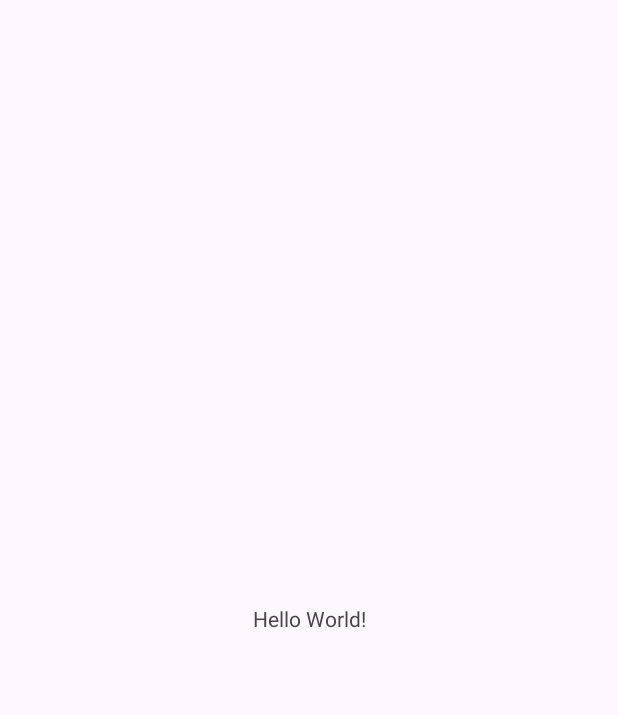
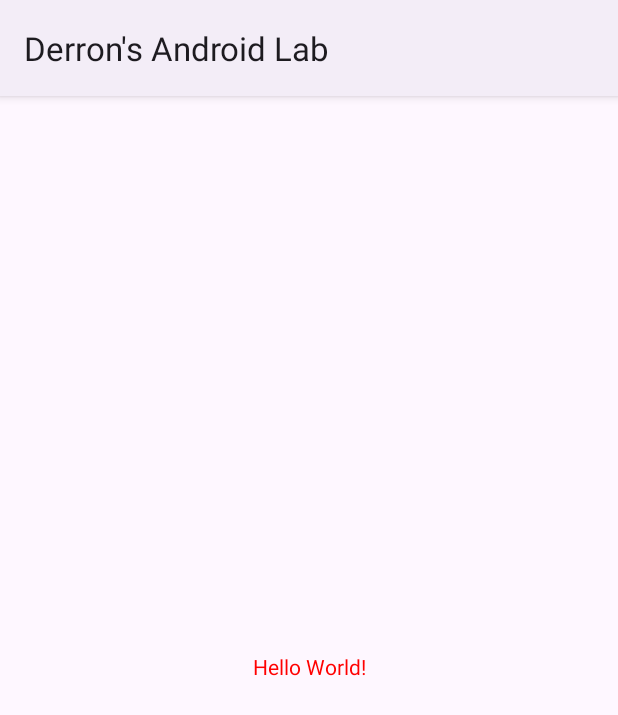
Before and after one commit to derrondinh/Derrons_Android_Lab, an Android app: the screen it shows after launch (MainActivity), on a phone screen of 412 x 824 dp. Before the commit the part shown is almost empty. Shown: the top 715 px of the screen. Run offline under Robolectric (Android 15) with nearby library versions, the phone set to English and light mode, and no system bars.

Commit message:
Second Commit: Changed the icon and app colours

```diff
--- a/app/src/main/AndroidManifest.xml
+++ b/app/src/main/AndroidManifest.xml
@@ -6,9 +6,8 @@
         android:allowBackup="true"
         android:dataExtractionRules="@xml/data_extraction_rules"
         android:fullBackupContent="@xml/backup_rules"
-        android:icon="@mipmap/ic_launcher"
+        android:icon="@drawable/app_icon"
         android:label="@string/app_name"
-        android:roundIcon="@mipmap/ic_launcher_round"
         android:supportsRtl="true"
         android:theme="@style/Theme.DerronsAndroidLab"
         tools:targetApi="31">
--- a/app/src/main/res/mipmap-anydpi-v26/ic_launcher.xml
+++ /dev/null
@@ -1,6 +0,0 @@
-<?xml version="1.0" encoding="utf-8"?>
-<adaptive-icon xmlns:android="http://schemas.android.com/apk/res/android">
-    <background android:drawable="@drawable/ic_launcher_background" />
-    <foreground android:drawable="@drawable/ic_launcher_foreground" />
-    <monochrome android:drawable="@drawable/ic_launcher_foreground" />
-</adaptive-icon>
--- a/app/src/main/res/mipmap-anydpi-v26/ic_launcher_round.xml
+++ /dev/null
@@ -1,6 +0,0 @@
-<?xml version="1.0" encoding="utf-8"?>
-<adaptive-icon xmlns:android="http://schemas.android.com/apk/res/android">
-    <background android:drawable="@drawable/ic_launcher_background" />
-    <foreground android:drawable="@drawable/ic_launcher_foreground" />
-    <monochrome android:drawable="@drawable/ic_launcher_foreground" />
-</adaptive-icon>
--- a/app/src/main/res/values-night/themes.xml
+++ b/app/src/main/res/values-night/themes.xml
@@ -3,5 +3,11 @@
     <style name="Base.Theme.DerronsAndroidLab" parent="Theme.Material3.DayNight.NoActionBar">
         <!-- Customize your dark theme here. -->
         <!-- <item name="colorPrimary">@color/my_dark_primary</item> -->
+        <!-- Primary Brand Color -->
+        <item name="colorPrimary">#FA8A00</item>
+        <!-- Secondary Brand Color -->
+        <item name="colorSecondary">@color/my_secondary</item>
+        <!-- Status Bar Color -->
+        <item name="android:statusBarColor">@color/my_statusbar</item>
     </style>
 </resources>
--- a/app/src/main/res/values/colors.xml
+++ b/app/src/main/res/values/colors.xml
@@ -1,5 +1,10 @@
 <?xml version="1.0" encoding="utf-8"?>
 <resources>
+    <color name="my_primary">#FF5722</color>
+    <color name="my_secondary">#00BCD4</color>
+    <color name="my_statusbar">#F44336</color>
+    <color name="my_text">#FF0000</color>
+
     <color name="black">#FF000000</color>
     <color name="white">#FFFFFFFF</color>
 </resources>
--- a/app/src/main/res/values/themes.xml
+++ b/app/src/main/res/values/themes.xml
@@ -1,8 +1,16 @@
 <resources xmlns:tools="http://schemas.android.com/tools">
     <!-- Base application theme. -->
-    <style name="Base.Theme.DerronsAndroidLab" parent="Theme.Material3.DayNight.NoActionBar">
+    <style name="Base.Theme.DerronsAndroidLab" parent="Theme.Material3.DayNight">
         <!-- Customize your light theme here. -->
         <!-- <item name="colorPrimary">@color/my_light_primary</item> -->
+        <!-- Primary Brand Color -->
+        <item name="colorPrimary">#FA8A00</item>
+        <!-- Secondary Brand Color -->
+        <item name="colorSecondary">@color/my_secondary</item>
+        <!-- Status Bar Color -->
+        <item name="android:statusBarColor">@color/my_statusbar</item>
+        <!-- Customize Your Theme Here -->
+        <item name="android:textColor">@color/my_text</item>
     </style>
 
     <style name="Theme.DerronsAndroidLab" parent="Base.Theme.DerronsAndroidLab" />
```
Also changed, not shown: app/src/main/res/drawable-v24/ic_launcher_foreground.xml (deleted, +0 -30 lines), app/src/main/res/drawable/app_icon.png (added), app/src/main/res/mipmap-hdpi/ic_launcher.webp (deleted), app/src/main/res/mipmap-hdpi/ic_launcher_round.webp (deleted), app/src/main/res/mipmap-mdpi/ic_launcher.webp (deleted), app/src/main/res/mipmap-mdpi/ic_launcher_round.webp (deleted), app/src/main/res/mipmap-xhdpi/ic_launcher.webp (deleted), app/src/main/res/mipmap-xhdpi/ic_launcher_round.webp (deleted), app/src/main/res/mipmap-xxhdpi/ic_launcher.webp (deleted), app/src/main/res/mipmap-xxhdpi/ic_launcher_round.webp (deleted), app/src/main/res/mipmap-xxxhdpi/ic_launcher.webp (deleted), app/src/main/res/mipmap-xxxhdpi/ic_launcher_round.webp (deleted).
